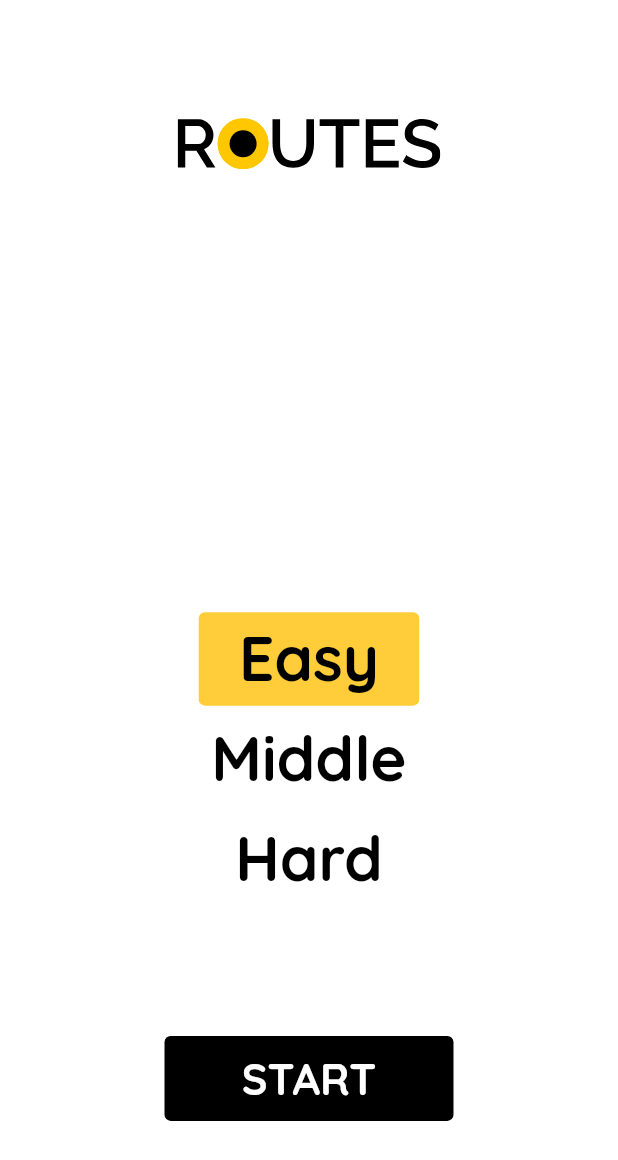
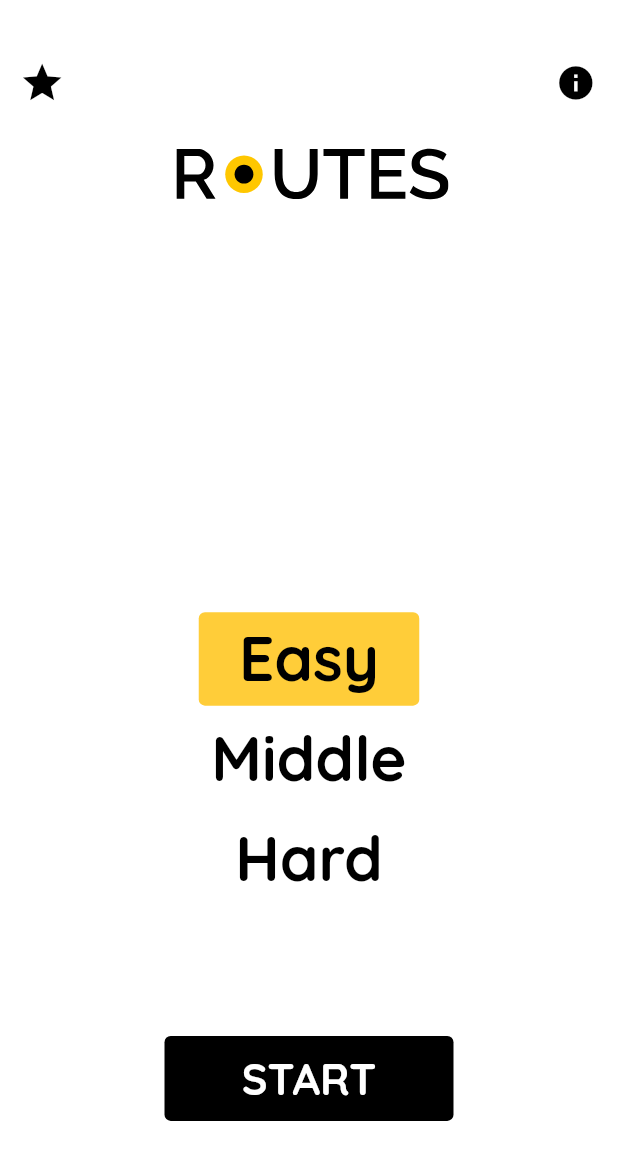
Before and after one commit to Neptune-1/optimal_routing, a Flutter app: the LevelPage screen opened directly, on a phone screen of 412 x 824 dp. Shown: the top 1160 px of the screen. Run offline on Flutter 3.47's test engine with Material 2 defaults, Android fonts, the phone set to English and light mode, and no system bars; our stand-ins replace firebase_core, flutter_svg, google_fonts, google_mobile_ads, in_app_review, sentry_flutter and 1 more; accounts and stored records are empty.

Commit message:
info and app review btns

```diff
--- a/lib/pages/game_page_layers.dart
+++ b/lib/pages/game_page_layers.dart
@@ -356,7 +356,7 @@ class _GamePageState extends State<GamePage> with TickerProviderStateMixin {
                   height: Style.blockM,
                   child: Center(
                     child: Text(
-                      "Level ${gameNum + 1} from ${trees[widget.level].length}",
+                      "Level ${gameNum + 1}",
                       style: GoogleFonts.quicksand(
                           fontSize: Style.blockM * 0.7, fontWeight: FontWeight.w800, color: Style.primaryColor),
                     ),
--- a/lib/pages/level_page_layers.dart
+++ b/lib/pages/level_page_layers.dart
@@ -1,10 +1,15 @@
+import 'dart:io';
+
+import 'package:flutter/cupertino.dart';
 import 'package:flutter/foundation.dart';
 import 'package:flutter/material.dart';
 import 'package:flutter_svg/flutter_svg.dart';
 import 'package:google_fonts/google_fonts.dart';
 import 'package:optimal_routing/pages/game_page_layers.dart';
+import 'package:in_app_review/in_app_review.dart';
 
 import '../consts/styles.dart';
+import 'explain_page.dart';
 
 class LevelPage extends StatefulWidget {
   const LevelPage({Key? key}) : super(key: key);
@@ -15,6 +20,7 @@ class LevelPage extends StatefulWidget {
 
 class _LevelPageState extends State<LevelPage> with TickerProviderStateMixin {
   int level = 0;
+  final InAppReview inAppReview = InAppReview.instance;
 
   void choseLevel(int chosen) {
     setState(() {
@@ -30,7 +36,43 @@ class _LevelPageState extends State<LevelPage> with TickerProviderStateMixin {
         body: Stack(
           children: [
             Align(
-              alignment: const Alignment(0, -0.8),
+              alignment: const Alignment(-1, -0.92),
+              child: Padding(
+                padding: EdgeInsets.symmetric(horizontal: Style.blockM * 0.2),
+                child: Row(
+                  mainAxisAlignment: MainAxisAlignment.spaceBetween,
+                  crossAxisAlignment: CrossAxisAlignment.center,
+                  children: [
+                    IconButton(
+                        onPressed: () async{
+
+                          if ((await inAppReview.isAvailable() )&& Platform.isIOS) inAppReview.requestReview();
+                          else inAppReview.openStoreListing();
+
+                        },
+                        icon: Icon(
+                          Icons.star,
+                          size: Style.blockM * 1.5,
+                          color: Style.primaryColor,
+                        ),
+                        splashRadius: Style.blockM * 1,
+                        splashColor: Style.accentColor.withOpacity(0.5)),
+                    IconButton(
+                      onPressed: () => Navigator.push(context, Style.pageRouteBuilder(const ExplainPage())),
+                      icon: Icon(
+                        Icons.info,
+                        size: Style.blockM * 1.3,
+                        color: Style.primaryColor,
+                      ),
+                      splashRadius: Style.blockM * 1,
+                      splashColor: Style.accentColor.withOpacity(0.5),
+                    ),
+                  ],
+                ),
+              ),
+            ),
+            Align(
+              alignment: const Alignment(0.02, -0.75),
               child: SvgPicture.asset(
                 "assets/logo.svg",
                 height: Style.blockM * 1.7,
--- a/pubspec.yaml
+++ b/pubspec.yaml
@@ -23,6 +23,8 @@ dependencies:
   google_mobile_ads: ^1.1.0
   flutter_svg: ^1.0.3
   sentry_flutter: ^6.3.0
+  in_app_review: ^2.0.4
+
 dev_dependencies:
   flutter_test:
     sdk: flutter
```
Also changed, not shown: assets/logo.svg, pubspec.lock.
